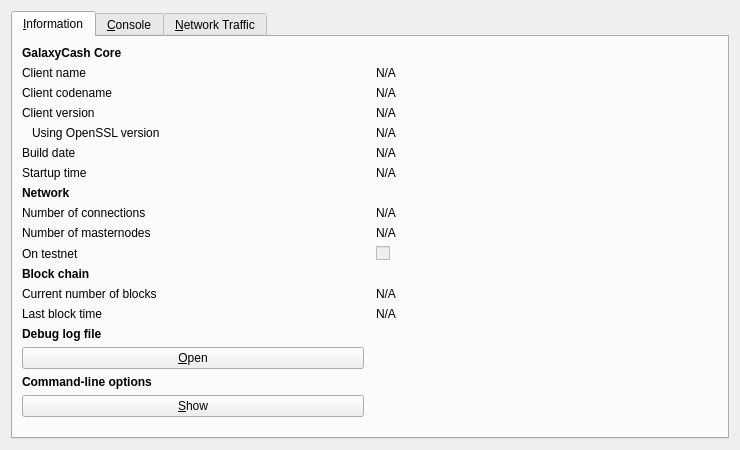
Old version of the form src/qt/forms/rpcconsole.ui in the repository galaxycash/galaxycash.
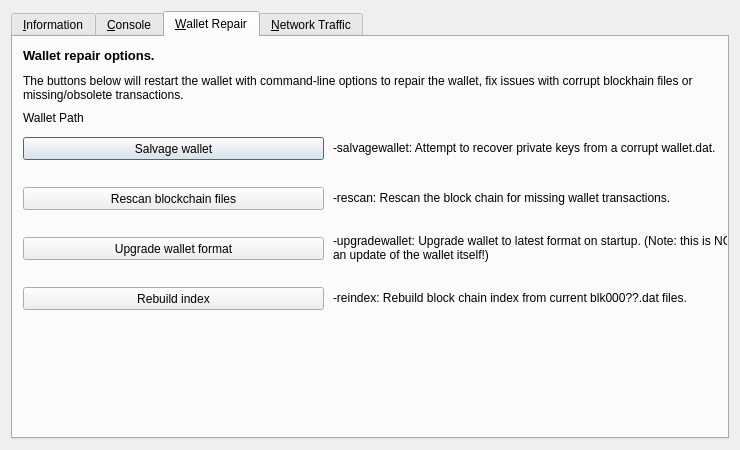
New version of the form. Icons and pictures are not drawn. Custom widgets are drawn as their Qt base class.

The edit to the form file:
```diff
--- a/src/qt/forms/rpcconsole.ui
+++ b/src/qt/forms/rpcconsole.ui
@@ -17,7 +17,7 @@
    <item>
     <widget class="QTabWidget" name="tabWidget">
      <property name="currentIndex">
-      <number>0</number>
+      <number>2</number>
      </property>
      <widget class="QWidget" name="tab_info">
       <attribute name="title">
@@ -450,6 +450,203 @@
        </item>
       </layout>
      </widget>
+     <widget class="QWidget" name="tab_repair">
+      <attribute name="title">
+       <string>&amp;Wallet Repair</string>
+      </attribute>
+      <widget class="QPushButton" name="btn_salvagewallet">
+       <property name="geometry">
+        <rect>
+         <x>10</x>
+         <y>100</y>
+         <width>301</width>
+         <height>23</height>
+        </rect>
+       </property>
+       <property name="minimumSize">
+        <size>
+         <width>180</width>
+         <height>23</height>
+        </size>
+       </property>
+       <property name="text">
+        <string>Salvage wallet</string>
+       </property>
+      </widget>
+      <widget class="QPushButton" name="btn_rescan">
+       <property name="geometry">
+        <rect>
+         <x>10</x>
+         <y>150</y>
+         <width>301</width>
+         <height>23</height>
+        </rect>
+       </property>
+       <property name="minimumSize">
+        <size>
+         <width>180</width>
+         <height>23</height>
+        </size>
+       </property>
+       <property name="text">
+        <string>Rescan blockchain files</string>
+       </property>
+      </widget>
+      <widget class="QPushButton" name="btn_upgradewallet">
+       <property name="geometry">
+        <rect>
+         <x>10</x>
+         <y>200</y>
+         <width>301</width>
+         <height>23</height>
+        </rect>
+       </property>
+       <property name="minimumSize">
+        <size>
+         <width>180</width>
+         <height>23</height>
+        </size>
+       </property>
+       <property name="text">
+        <string>Upgrade wallet format</string>
+       </property>
+      </widget>
+      <widget class="QLabel" name="label_repair_helptext">
+       <property name="geometry">
+        <rect>
+         <x>10</x>
+         <y>30</y>
+         <width>711</width>
+         <height>41</height>
+        </rect>
+       </property>
+       <property name="font">
+        <font>
+         <weight>50</weight>
+         <bold>false</bold>
+        </font>
+       </property>
+       <property name="text">
+        <string>The buttons below will restart the wallet with command-line options to repair the wallet, fix issues with corrupt blockhain files or missing/obsolete transactions.</string>
+       </property>
+       <property name="wordWrap">
+        <bool>true</bool>
+       </property>
+      </widget>
+      <widget class="QLabel" name="label_repair_salvage">
+       <property name="geometry">
+        <rect>
+         <x>320</x>
+         <y>90</y>
+         <width>411</width>
+         <height>41</height>
+        </rect>
+       </property>
+       <property name="text">
+        <string>-salvagewallet: Attempt to recover private keys from a corrupt wallet.dat.</string>
+       </property>
+       <property name="wordWrap">
+        <bool>true</bool>
+       </property>
+      </widget>
+      <widget class="QLabel" name="label_repair_rescan">
+       <property name="geometry">
+        <rect>
+         <x>320</x>
+         <y>140</y>
+         <width>411</width>
+         <height>41</height>
+        </rect>
+       </property>
+       <property name="text">
+        <string>-rescan: Rescan the block chain for missing wallet transactions.</string>
+       </property>
+       <property name="wordWrap">
+        <bool>true</bool>
+       </property>
+      </widget>
+      <widget class="QLabel" name="label_repair_upgrade">
+       <property name="geometry">
+        <rect>
+         <x>320</x>
+         <y>190</y>
+         <width>411</width>
+         <height>41</height>
+        </rect>
+       </property>
+       <property name="text">
+        <string>-upgradewallet: Upgrade wallet to latest format on startup. (Note: this is NOT an update of the wallet itself!)</string>
+       </property>
+       <property name="wordWrap">
+        <bool>true</bool>
+       </property>
+      </widget>
+      <widget class="QLabel" name="label_repair_header">
+       <property name="geometry">
+        <rect>
+         <x>10</x>
+         <y>10</y>
+         <width>711</width>
+         <height>16</height>
+        </rect>
+       </property>
+       <property name="font">
+        <font>
+         <pointsize>10</pointsize>
+         <weight>75</weight>
+         <bold>true</bold>
+        </font>
+       </property>
+       <property name="text">
+        <string>Wallet repair options.</string>
+       </property>
+       <property name="wordWrap">
+        <bool>true</bool>
+       </property>
+      </widget>
+      <widget class="QPushButton" name="btn_reindex">
+       <property name="geometry">
+        <rect>
+         <x>10</x>
+         <y>250</y>
+         <width>301</width>
+         <height>23</height>
+        </rect>
+       </property>
+       <property name="text">
+        <string>Rebuild index</string>
+       </property>
+      </widget>
+      <widget class="QLabel" name="label_repair_reindex">
+       <property name="geometry">
+        <rect>
+         <x>320</x>
+         <y>240</y>
+         <width>411</width>
+         <height>41</height>
+        </rect>
+       </property>
+       <property name="text">
+        <string>-reindex: Rebuild block chain index from current blk000??.dat files.</string>
+       </property>
+       <property name="wordWrap">
+        <bool>true</bool>
+       </property>
+      </widget>
+      <widget class="QLabel" name="wallet_path">
+       <property name="geometry">
+        <rect>
+         <x>10</x>
+         <y>70</y>
+         <width>731</width>
+         <height>21</height>
+        </rect>
+       </property>
+       <property name="text">
+        <string>Wallet Path</string>
+       </property>
+      </widget>
+     </widget>
      <widget class="QWidget" name="tab">
       <attribute name="title">
        <string>&amp;Network Traffic</string>
```
